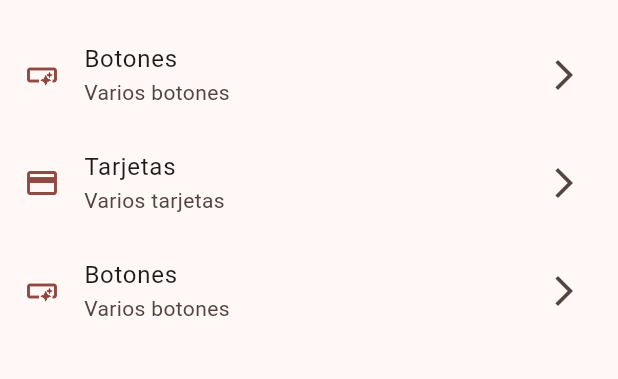
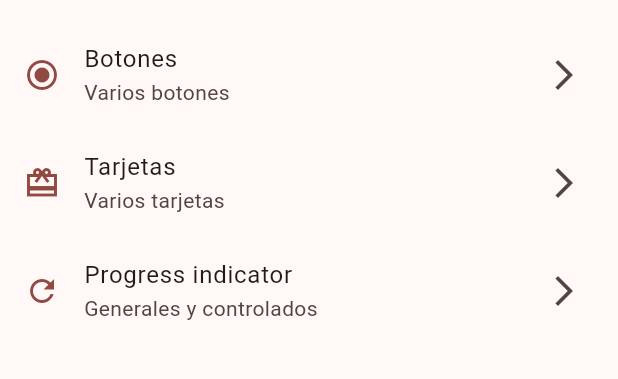
Before and after one commit to yorjanrafa/widgets-course, a Flutter app: the screen it shows after launch, on a phone screen of 412 x 824 dp, the part 63-442 px from its top. Run offline on Flutter 3.47's test engine with Material 3 defaults, Android fonts, the light colour scheme and no system bars; our stand-ins replace go_router.

Commit message:
progress indicator finished

```diff
--- a/lib/config/theme/menu/menu_items.dart
+++ b/lib/config/menu/menu_items.dart
@@ -19,18 +19,17 @@ const appMenuItems = <MenuItem>[
     title: 'Botones',
     subtitle: 'Varios botones',
     link: '/buttons',
-    icon: Icons.smart_button_outlined,
+    icon: Icons.radio_button_on_outlined,
   ),
   MenuItem(
     title: 'Tarjetas',
     subtitle: 'Varios tarjetas',
     link: '/cards',
-    icon: Icons.credit_card_outlined,
+    icon: Icons.card_giftcard_sharp,
   ),
   MenuItem(
-    title: 'Botones',
-    subtitle: 'Varios botones',
-    link: '/buttons',
-    icon: Icons.smart_button_outlined,
-  ),
+      title: 'Progress indicator',
+      subtitle: 'Generales y controlados',
+      link: '/progress',
+      icon: Icons.refresh_outlined)
 ];
--- a/lib/config/router/app_router.dart
+++ b/lib/config/router/app_router.dart
@@ -20,5 +20,10 @@ final appRouter = GoRouter(
       path: '/cards',
       builder: (context, state) => const CardsScreen(),
     ),
+    GoRoute(
+      name: ProgresScreen.name,
+      path: '/progress',
+      builder: (context, state) => const ProgresScreen(),
+    ),
   ],
 );
--- a/lib/presentation/screens/buttons/buttons_screen.dart
+++ b/lib/presentation/screens/buttons/buttons_screen.dart
@@ -1,3 +1,4 @@
+import 'package:a01_widgets/app_ui_global/drawer/drawer_global.dart';
 import 'package:flutter/material.dart';
 import 'package:go_router/go_router.dart';
 
--- a/lib/presentation/screens/home/home_screen.dart
+++ b/lib/presentation/screens/home/home_screen.dart
@@ -1,5 +1,5 @@
-import 'package:a01_widgets/config/theme/menu/menu_items.dart';
-import 'package:a01_widgets/presentation/screens/cards/cards_screen.dart';
+import 'package:a01_widgets/app_ui_global/drawer/drawer_global.dart';
+import 'package:a01_widgets/config/menu/menu_items.dart';
 import 'package:flutter/material.dart';
 import 'package:go_router/go_router.dart';
 
@@ -14,7 +14,7 @@ class HomeScreen extends StatelessWidget {
       appBar: AppBar(
         title: const Text('widgets practice'),
       ),
-      drawer: const Drawer(),
+      drawer: const DrawerGlobal(),
       body: const _HomeView(),
     );
   }
```
Also changed, not shown: lib/app_ui_global/drawer/drawer_global.dart (added, +14 -0 lines), lib/presentation/screens/progress/progress_screen.dart (+83 -1 lines).
